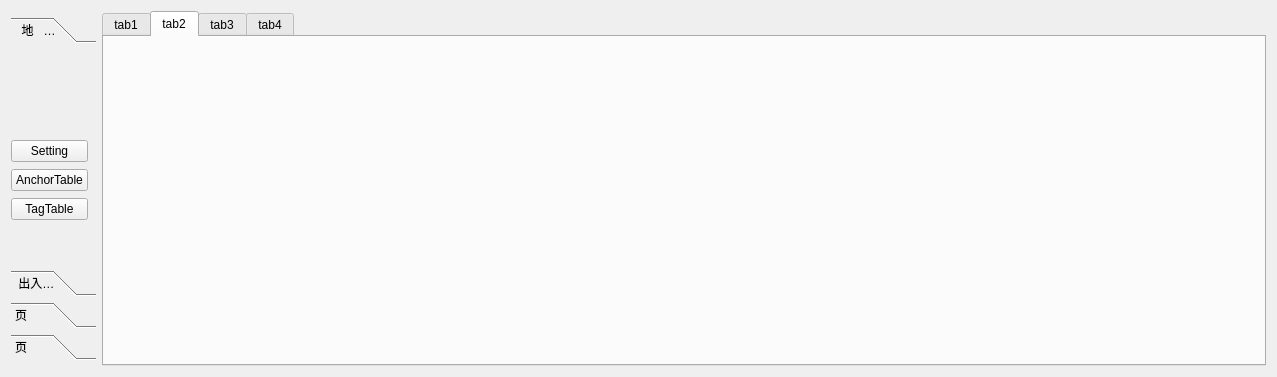
summerfll/wms, file Deca/views/GraphicsWidget.ui: the form before one commit.
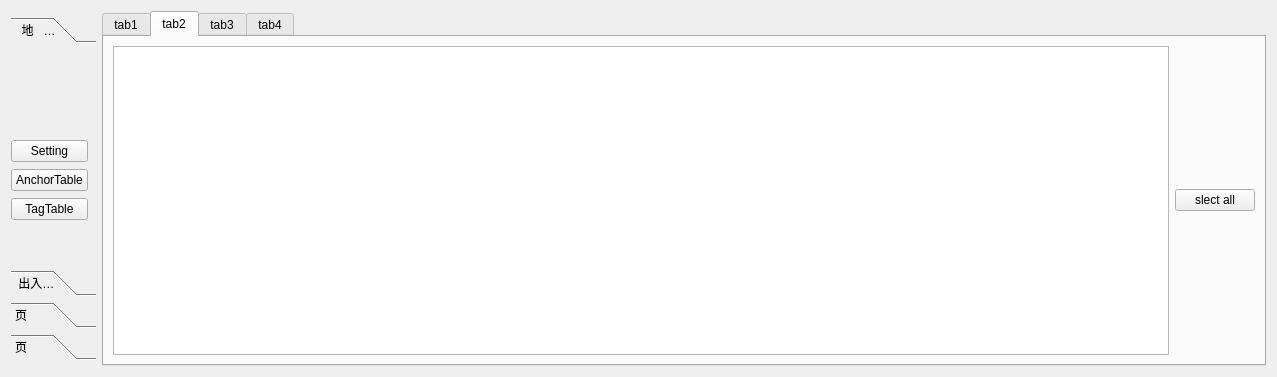
The form after the commit. The open tabs and pages were chosen to show the change. Custom widgets are drawn as their Qt base class.

Patch:
```diff
--- a/Deca/views/GraphicsWidget.ui
+++ b/Deca/views/GraphicsWidget.ui
@@ -188,7 +188,18 @@
       <attribute name="title">
        <string>tab2</string>
       </attribute>
-      <layout class="QGridLayout" name="gridLayout_3"/>
+      <layout class="QGridLayout" name="gridLayout_3">
+       <item row="0" column="0">
+        <widget class="QTableView" name="tableView"/>
+       </item>
+       <item row="0" column="1">
+        <widget class="QPushButton" name="pushButton_4">
+         <property name="text">
+          <string>slect all</string>
+         </property>
+        </widget>
+       </item>
+      </layout>
      </widget>
      <widget class="QWidget" name="tab_3">
       <attribute name="title">
```
Left out of the diff: 2 changed lines with no effect on the pictures.
